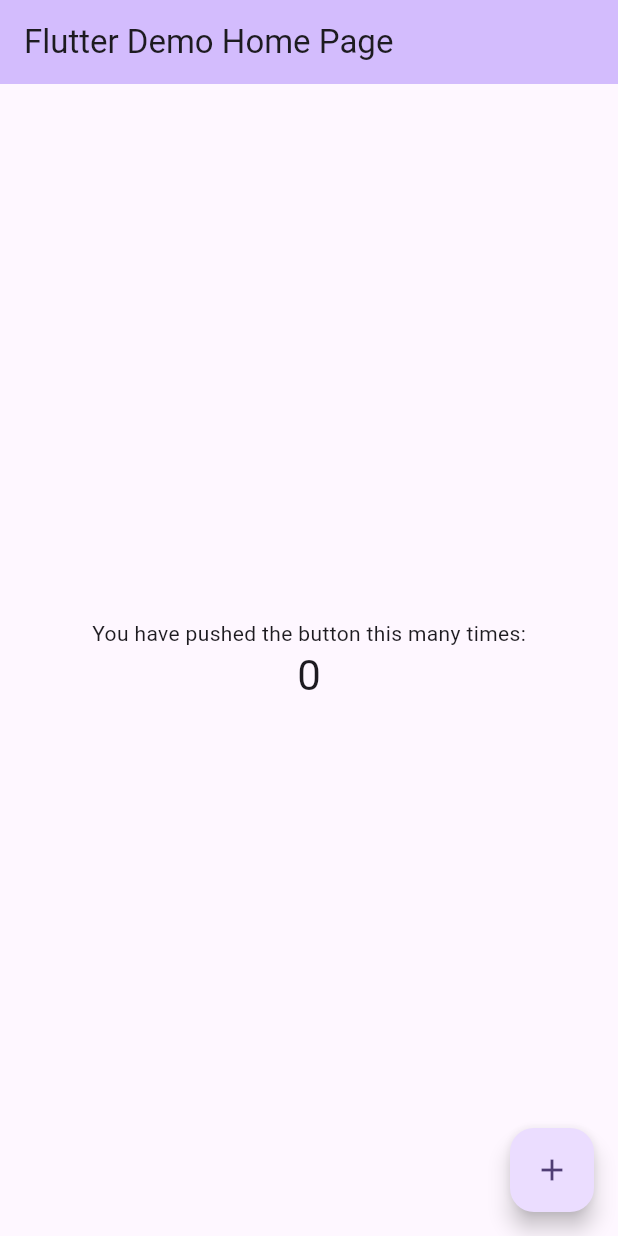
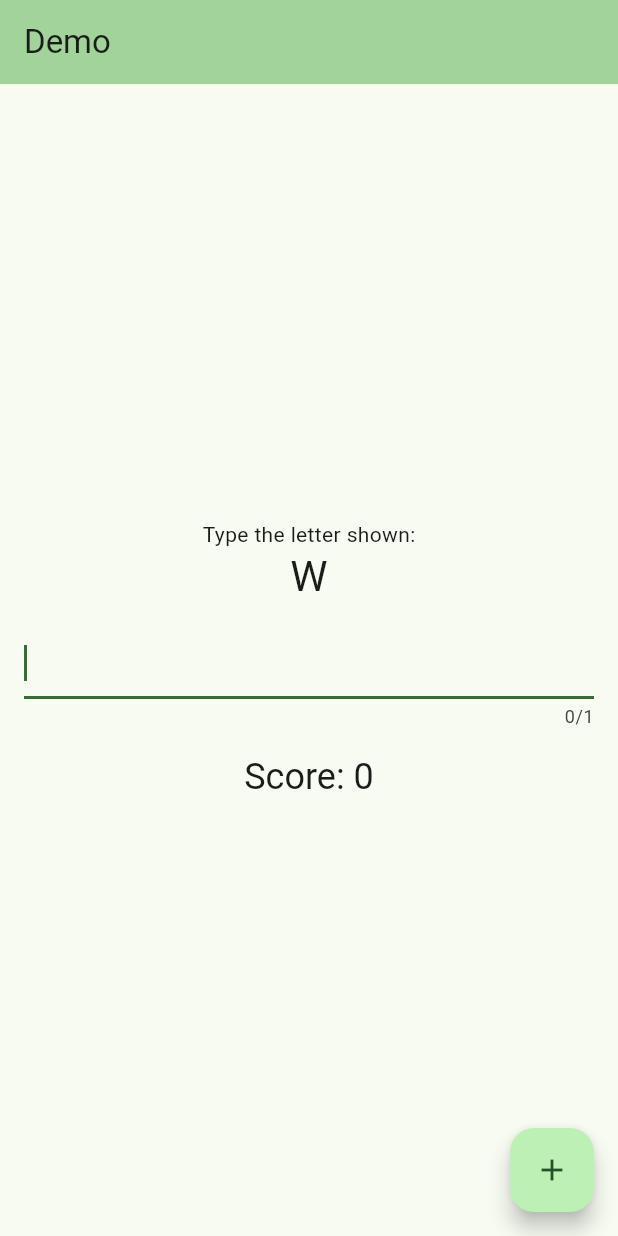
Before and after one commit to lazytatzv/flutter_learning, a Flutter app: the screen it shows after launch, on a phone screen of 412 x 824 dp. Run offline on Flutter 3.47's test engine with Material 3 defaults, Android fonts, the phone set to English and light mode, and no system bars.

Commit message:
文字を打ってスコアを更新できるようにした

```diff
--- a/src/my_desktop_app/lib/main.dart
+++ b/src/my_desktop_app/lib/main.dart
@@ -1,3 +1,5 @@
+import 'dart:math';
+
 import 'package:flutter/material.dart';
 
 void main() {
@@ -11,7 +13,8 @@
   @override
   Widget build(BuildContext context) {
     return MaterialApp(
-      title: 'Flutter Demo',
+      title: 'My Linux Flutter App',
+      debugShowCheckedModeBanner: false,
       theme: ThemeData(
         // This is the theme of your application.
         //
@@ -28,9 +31,9 @@
         //
         // This works for code too, not just values: Most code changes can be
         // tested with just a hot reload.
-        colorScheme: ColorScheme.fromSeed(seedColor: Colors.deepPurple),
+        colorScheme: ColorScheme.fromSeed(seedColor: Colors.green),
       ),
-      home: const MyHomePage(title: 'Flutter Demo Home Page'),
+      home: const MyHomePage(title: 'Demo'),
     );
   }
 }
@@ -54,7 +57,41 @@
 }
 
 class _MyHomePageState extends State<MyHomePage> {
+  final Random _rand = Random();
+  final TextEditingController _ctrl = TextEditingController();
+  final FocusNode _focusNode = FocusNode();
+
   int _counter = 0;
+  int _score = 0; // スコアを記憶
+  late String _targetLetter; // 対象の文字（1文字）
+
+  @override
+  void initState() {
+    super.initState();
+    _targetLetter = String.fromCharCode(65 + _rand.nextInt(26));
+  }
+
+  @override
+  void dispose() {
+    _ctrl.dispose();
+  _focusNode.dispose();
+    super.dispose();
+  }
+
+  void _checkInput(String input) {
+    if (input.isEmpty) return;
+    final char = input.toUpperCase().trim()[0];
+    if (char == _targetLetter) {
+      setState(() {
+        _score++;
+        _targetLetter = String.fromCharCode(65 + _rand.nextInt(26));
+      });
+      // clear so the same input won't be sent again
+  _ctrl.clear();
+  // put focus back so user can type next letter immediately
+  _focusNode.requestFocus();
+    }
+  }
 
   void _incrementCounter() {
     setState(() {
@@ -104,10 +141,25 @@
           // wireframe for each widget.
           mainAxisAlignment: MainAxisAlignment.center,
           children: <Widget>[
-            const Text('You have pushed the button this many times:'),
+            const Text('Type the letter shown:'),
             Text(
-              '$_counter',
+              '$_targetLetter',
               style: Theme.of(context).textTheme.headlineMedium,
+            ),
+            Padding(
+              padding: const EdgeInsets.all(16.0),
+              child: TextField(
+                controller: _ctrl,
+                focusNode: _focusNode,
+                onChanged: _checkInput,
+                autofocus: true,
+                maxLength: 1,
+                textCapitalization: TextCapitalization.characters,
+              ),
+            ),
+            Text(
+              'Score: $_score',
+              style: Theme.of(context).textTheme.headlineSmall,
             ),
           ],
         ),
```
